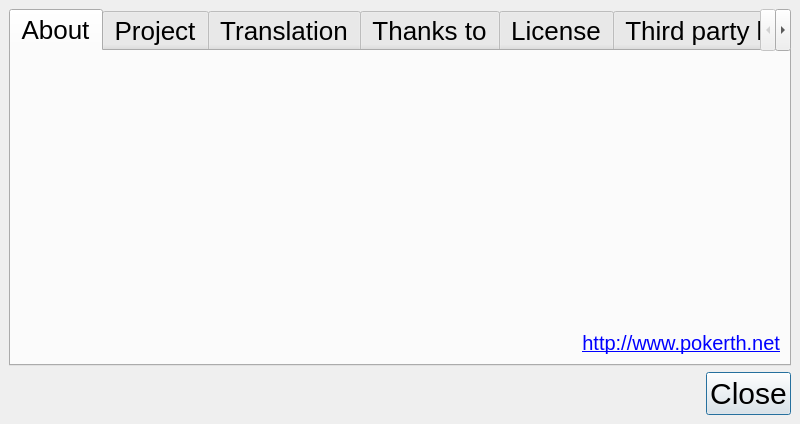
The window that src/gui/qt/gui_800x480/aboutpokerth_800x480.ui (xingchengzhi/pokerth) describes before a commit, drawn with Qt 5.
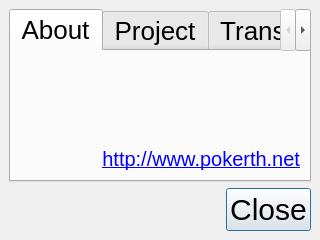
The same window after the commit. Icons and pictures are not drawn.

The edit to the form file:
```diff
--- a/src/gui/qt/gui_800x480/aboutpokerth_800x480.ui
+++ b/src/gui/qt/gui_800x480/aboutpokerth_800x480.ui
@@ -7,20 +7,20 @@
    <rect>
     <x>0</x>
     <y>0</y>
-    <width>800</width>
-    <height>424</height>
+    <width>320</width>
+    <height>240</height>
    </rect>
   </property>
   <property name="sizePolicy">
-   <sizepolicy hsizetype="MinimumExpanding" vsizetype="MinimumExpanding">
+   <sizepolicy hsizetype="Expanding" vsizetype="Expanding">
     <horstretch>0</horstretch>
     <verstretch>0</verstretch>
    </sizepolicy>
   </property>
   <property name="minimumSize">
    <size>
-    <width>800</width>
-    <height>424</height>
+    <width>320</width>
+    <height>240</height>
    </size>
   </property>
   <layout class="QGridLayout">
@@ -47,12 +47,6 @@
        <height>0</height>
       </size>
      </property>
-     <property name="maximumSize">
-      <size>
-       <width>16777215</width>
-       <height>16777215</height>
-      </size>
-     </property>
      <property name="styleSheet">
       <string notr="true">QObject {font: 26px rgb(0, 0, 0);}</string>
      </property>
@@ -80,7 +74,7 @@
           <bool>true</bool>
          </property>
          <property name="sizePolicy">
-          <sizepolicy hsizetype="MinimumExpanding" vsizetype="Preferred">
+          <sizepolicy hsizetype="Expanding" vsizetype="Preferred">
            <horstretch>0</horstretch>
            <verstretch>0</verstretch>
           </sizepolicy>
```
